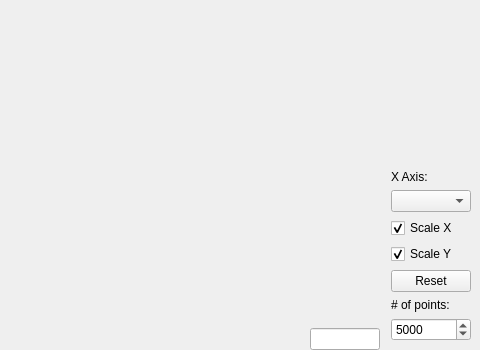
Before: the Qt Designer form ui/two_d_chart.ui in powder-phun/quadrupole, drawn with Qt 5; both pictures show x 622 to 1102 and y 268 to 618 of the 1102 by 618 pixel window.
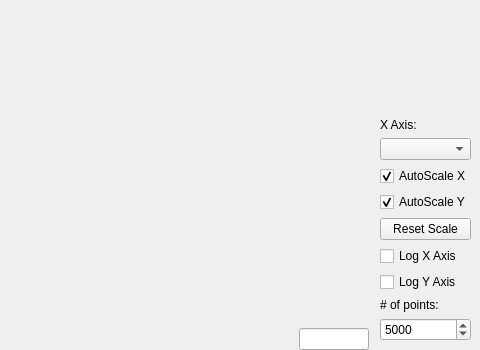
After: the same form once the commit is applied.

```diff
--- a/ui/two_d_chart.ui
+++ b/ui/two_d_chart.ui
@@ -209,7 +209,7 @@
         <item>
          <widget class="QCheckBox" name="scaleXCheckbox">
           <property name="text">
-           <string>Scale X</string>
+           <string>AutoScale X</string>
           </property>
           <property name="checked">
            <bool>true</bool>
@@ -219,7 +219,7 @@
         <item>
          <widget class="QCheckBox" name="scaleYCheckbox">
           <property name="text">
-           <string>Scale Y</string>
+           <string>AutoScale Y</string>
           </property>
           <property name="checked">
            <bool>true</bool>
@@ -229,7 +229,21 @@
         <item>
          <widget class="QPushButton" name="resetButton">
           <property name="text">
-           <string>Reset</string>
+           <string>Reset Scale</string>
+          </property>
+         </widget>
+        </item>
+        <item>
+         <widget class="QCheckBox" name="logXAxisCheckbox">
+          <property name="text">
+           <string>Log X Axis</string>
+          </property>
+         </widget>
+        </item>
+        <item>
+         <widget class="QCheckBox" name="logYAxisCheckbox">
+          <property name="text">
+           <string>Log Y Axis</string>
           </property>
          </widget>
         </item>
```
